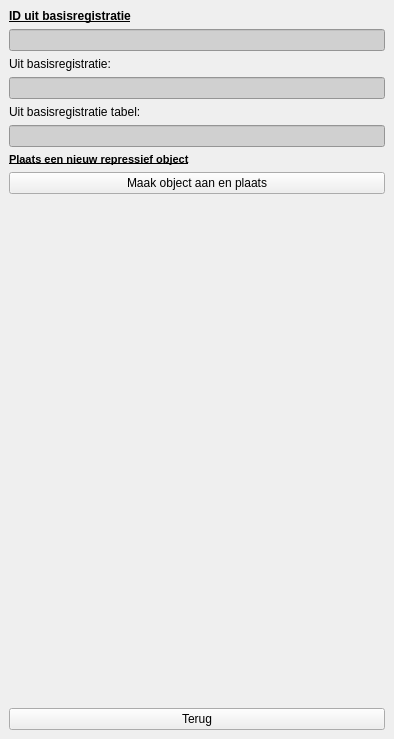
This is plugin/oiv/repressief_object/oiv_objectnieuw_widget.ui in OIV-NL-QGIS/QGIS_project as Qt 5 draws it before an edit. The edited form follows.
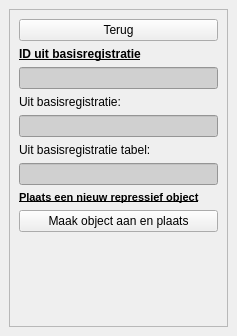
This is the edited form. Icons and pictures are not drawn.

```diff
--- a/plugin/oiv/repressief_object/oiv_objectnieuw_widget.ui
+++ b/plugin/oiv/repressief_object/oiv_objectnieuw_widget.ui
@@ -6,8 +6,8 @@
    <rect>
     <x>0</x>
     <y>0</y>
-    <width>394</width>
-    <height>739</height>
+    <width>237</width>
+    <height>336</height>
    </rect>
   </property>
   <property name="sizePolicy">
@@ -18,8 +18,8 @@
   </property>
   <property name="minimumSize">
    <size>
-    <width>0</width>
-    <height>0</height>
+    <width>89</width>
+    <height>111</height>
    </size>
   </property>
   <property name="features">
@@ -31,7 +31,29 @@
   <widget class="QWidget" name="dockWidgetContents">
    <layout class="QVBoxLayout" name="verticalLayout_2">
     <item>
+     <widget class="QScrollArea" name="scrollArea">
+      <property name="widgetResizable">
+       <bool>true</bool>
+      </property>
+      <widget class="QWidget" name="scrollAreaWidgetContents">
+       <property name="geometry">
+        <rect>
+         <x>0</x>
+         <y>0</y>
+         <width>217</width>
+         <height>294</height>
+        </rect>
+       </property>
+       <layout class="QVBoxLayout" name="verticalLayout_3">
+        <item>
      <layout class="QVBoxLayout" name="verticalLayout">
+          <item>
+           <widget class="QPushButton" name="terug">
+            <property name="text">
+             <string>Terug</string>
+            </property>
+           </widget>
+          </item>
       <item>
        <widget class="QLabel" name="label">
         <property name="sizePolicy">
@@ -51,6 +73,9 @@
         <property name="text">
          <string>ID uit basisregistratie</string>
         </property>
+            <property name="wordWrap">
+             <bool>true</bool>
+            </property>
        </widget>
       </item>
       <item>
@@ -81,6 +106,9 @@
         <property name="text">
          <string>Uit basisregistratie:</string>
         </property>
+            <property name="wordWrap">
+             <bool>true</bool>
+            </property>
        </widget>
       </item>
       <item>
@@ -111,6 +139,9 @@
         <property name="text">
          <string>Uit basisregistratie tabel:</string>
         </property>
+            <property name="wordWrap">
+             <bool>true</bool>
+            </property>
        </widget>
       </item>
       <item>
@@ -151,6 +182,9 @@
         <property name="text">
          <string>Plaats een nieuw repressief object</string>
         </property>
+            <property name="wordWrap">
+             <bool>true</bool>
+            </property>
        </widget>
       </item>
       <item>
@@ -183,14 +217,11 @@
         </property>
        </spacer>
       </item>
-      <item>
-       <widget class="QPushButton" name="terug">
-        <property name="text">
-         <string>Terug</string>
-        </property>
-       </widget>
-      </item>
-     </layout>
+         </layout>
+        </item>
+       </layout>
+      </widget>
+     </widget>
     </item>
    </layout>
   </widget>
```
Lines whose indentation alone changed are shown as unchanged.
